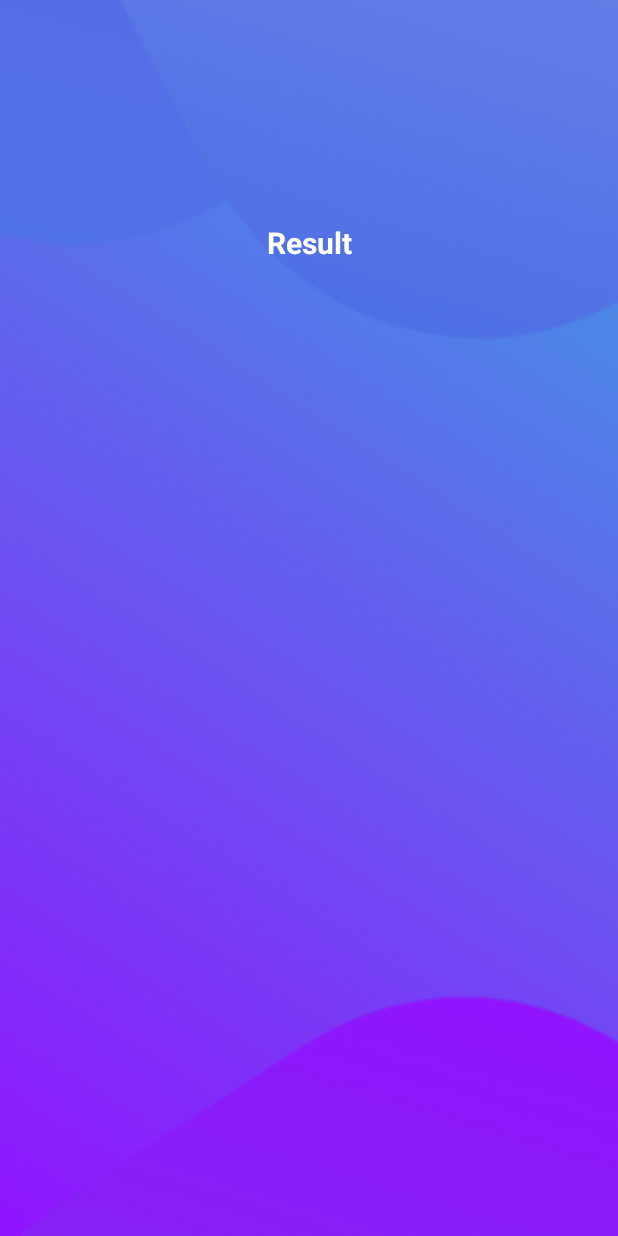
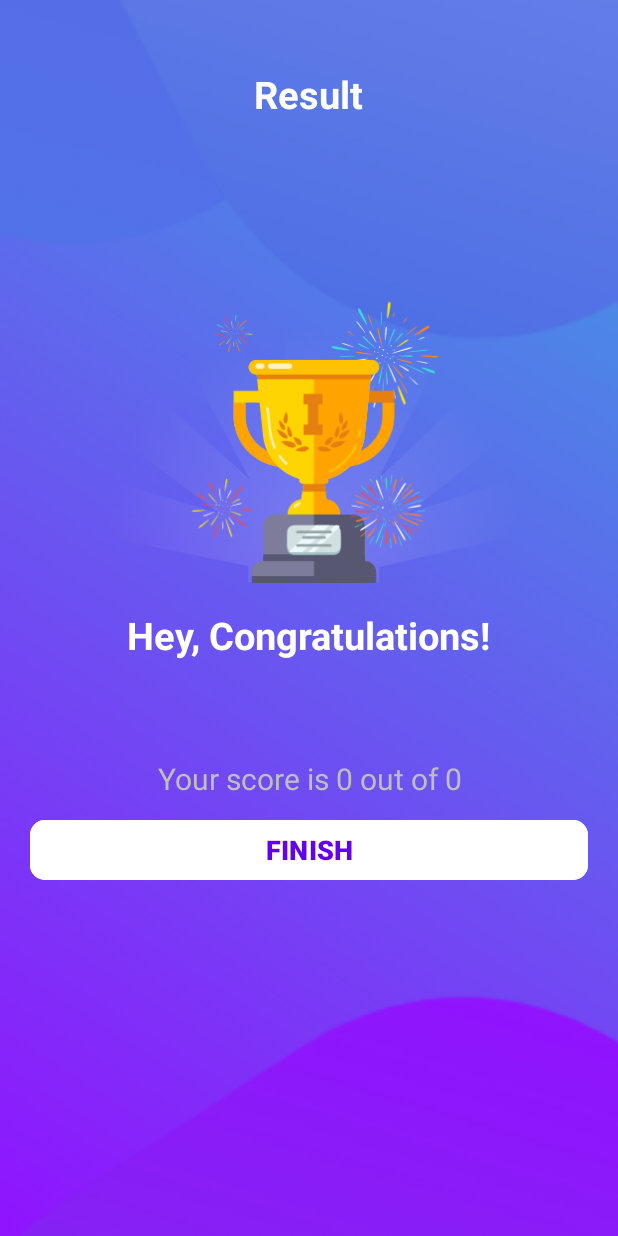
Before and after one commit to CodeMaster1961/AnimeQuiz, an Android app: the ResultActivity screen opened directly, with no data from a screen before it, on a phone screen of 412 x 824 dp. Run offline under Robolectric (Android 15) with nearby library versions, the phone set to English and light mode, and no system bars.

Commit message:
images added and app finished

```diff
--- a/app/src/main/java/com/example/animequizapp/MainActivity.kt
+++ b/app/src/main/java/com/example/animequizapp/MainActivity.kt
@@ -20,6 +20,7 @@ class MainActivity : AppCompatActivity() {
                 Toast.makeText(this, "Please enter your name", Toast.LENGTH_LONG).show()
             } else {
                 val intent = Intent(this,QuizQuestionsActivity::class.java)
+                intent.putExtra(Constants.USER_NAME, inputText.text.toString())
                 startActivity(intent)
                 finish()
             }
--- a/app/src/main/java/com/example/animequizapp/ResultActivity.kt
+++ b/app/src/main/java/com/example/animequizapp/ResultActivity.kt
@@ -1,12 +1,29 @@
 package com.example.animequizapp
 
+import android.content.Intent
 import androidx.appcompat.app.AppCompatActivity
 import android.os.Bundle
 import android.widget.Button
+import android.widget.TextView
 
 class ResultActivity : AppCompatActivity() {
     override fun onCreate(savedInstanceState: Bundle?) {
         super.onCreate(savedInstanceState)
         setContentView(R.layout.activity_result)
+
+        val tvName: TextView = findViewById(R.id.tvName)
+        val tvScore: TextView = findViewById(R.id.tvScore)
+        val buttonFinish: Button = findViewById(R.id.buttonFinish)
+
+        tvName.text = intent.getStringExtra(Constants.USER_NAME)
+
+        val totalQuestions = intent.getIntExtra(Constants.TOTAL_QUESTIONS, 0)
+        val correctAnswers = intent.getIntExtra(Constants.CORRECT_ANSWERS,0)
+
+        tvScore.text = "Your score is $correctAnswers out of $totalQuestions"
+
+        buttonFinish.setOnClickListener {
+            startActivity(Intent(this, MainActivity::class.java))
+        }
     }
 }
--- a/app/src/main/res/layout/activity_quiz_questions.xml
+++ b/app/src/main/res/layout/activity_quiz_questions.xml
@@ -46,7 +46,7 @@
                 android:layout_height="wrap_content"
                 android:layout_weight="1"
                 android:indeterminate="false"
-                android:max="10"
+                android:max="17"
                 android:minHeight="50dp"
                 android:progress="0" />
 
@@ -58,7 +58,7 @@
                 android:padding="15dp"
                 android:textColorHint="#7A8089"
                 android:textSize="14sp"
-                tools:text="0/10" />
+                tools:text="0/17" />
         </LinearLayout>
 
         <TextView
--- a/app/src/main/res/layout/activity_result.xml
+++ b/app/src/main/res/layout/activity_result.xml
@@ -5,19 +5,74 @@
     android:layout_width="match_parent"
     android:layout_height="match_parent"
     android:orientation="vertical"
-    android:gravity="center"
+    android:gravity="center_horizontal"
     android:background="@drawable/ic_bg"
-    tools:context=".ResultActivity">
+    tools:context=".ResultActivity"
+    android:padding="20dp"
+    >
 
     <TextView
+        android:id="@+id/resultText"
+        android:layout_width="wrap_content"
+        android:layout_height="wrap_content"
+        android:layout_marginTop="25dp"
+        android:textSize="25sp"
+        android:text="Result"
+        android:textColor="@color/white"
+        android:textStyle="bold"
+        />
+
+    <ImageView
+        android:id="@+id/ivTrophy"
+        android:layout_width="wrap_content"
+        android:layout_height="wrap_content"
+        android:contentDescription="image"
+        android:src="@drawable/ic_trophy"
+        />
+
+    <TextView
+        android:id="@+id/tvCongrats"
+        android:layout_width="wrap_content"
+        android:layout_height="wrap_content"
+        android:text="Hey, Congratulations!"
+        android:textSize="25sp"
+        android:textColor="@color/white"
+        android:textStyle="bold"
+        android:layout_marginTop="16dp"
+        />
+
+    <TextView
+        android:id="@+id/tvName"
+        android:layout_width="wrap_content"
+        android:layout_height="wrap_content"
+        android:textStyle="bold"
+        android:textColor="@color/white"
+        android:textSize="22sp"
+        android:gravity="center"
+        tools:text="Username"
+        android:layout_marginTop="25dp"/>
+
+
+    <TextView
+        android:id="@+id/tvScore"
+        android:layout_width="wrap_content"
+        android:layout_height="wrap_content"
+        tools:text="Your score is 0 out of 10"
+        android:textSize="20sp"
+        android:textColor="@android:color/secondary_text_dark"
+        android:gravity="center"
+        android:layout_marginTop="10dp"/>
+
+    <Button
+        android:id="@+id/buttonFinish"
         android:layout_width="match_parent"
         android:layout_height="wrap_content"
-        android:textSize="20dp"
-        android:text="Result"
-        android:gravity="center"
-        android:textColor="@color/white"
+        android:layout_marginTop="10dp"
+        android:backgroundTint="@color/white"
+        android:text="FINISH"
+        android:textColor="@color/design_default_color_primary"
+        android:textSize="18sp"
         android:textStyle="bold"
-        android:layout_marginBottom="500dp"
-        />
+        app:cornerRadius="10dp" />
 
 </LinearLayout>
```
Also changed, not shown: app/src/main/java/com/example/animequizapp/Constants.kt (+74 -0 lines), app/src/main/java/com/example/animequizapp/QuizQuestionsActivity.kt (+13 -9 lines), app/src/main/res/drawable/ic_character_of_gremmy.png (added), app/src/main/res/drawable/ic_character_of_ichigobankai.png (added), app/src/main/res/drawable/ic_character_of_jugram.png (added), app/src/main/res/drawable/ic_character_of_ywhach.png (added), app/src/main/res/drawable/ic_eye_of_mangekyousharingan.png (added), app/src/main/res/drawable/ic_eye_of_rinnegan.png (added), app/src/main/res/drawable/ic_fruit_of_merameranomi.png (added).
